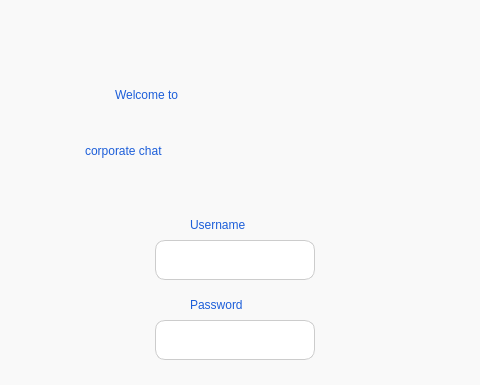
Old version of the form gui/gui_classes/login.ui in the repository AliceGrr/corporate_chat; both pictures show x 165 to 645 and y 0 to 385 of the 800 by 600 pixel window.
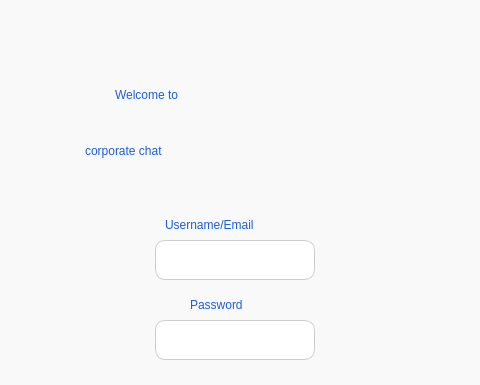
New version of the form.

Patch:
```diff
--- a/gui/gui_classes/login.ui
+++ b/gui/gui_classes/login.ui
@@ -69,9 +69,9 @@
    <widget class="QLabel" name="label_3">
     <property name="geometry">
      <rect>
-      <x>355</x>
+      <x>330</x>
       <y>210</y>
-      <width>90</width>
+      <width>151</width>
       <height>30</height>
      </rect>
     </property>
@@ -79,7 +79,7 @@
      <string notr="true">font: 25 16pt &quot;Yu Gothic UI Light&quot;;</string>
     </property>
     <property name="text">
-     <string>Username</string>
+     <string>Username/Email</string>
     </property>
    </widget>
    <widget class="QLabel" name="label_4">
```
Left out of the diff: 16 changed lines with no effect on the pictures.
